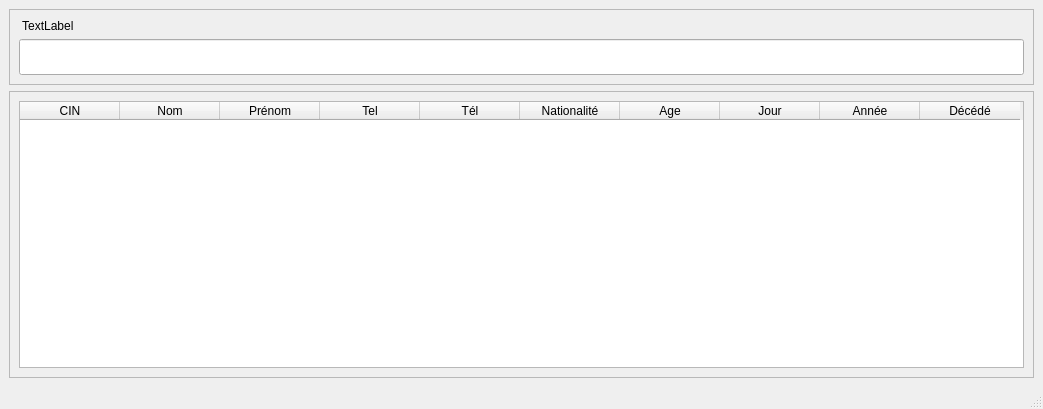
Mindblownserver/mini-project, file Personne/Afficher/affichage.ui: the form before one commit.
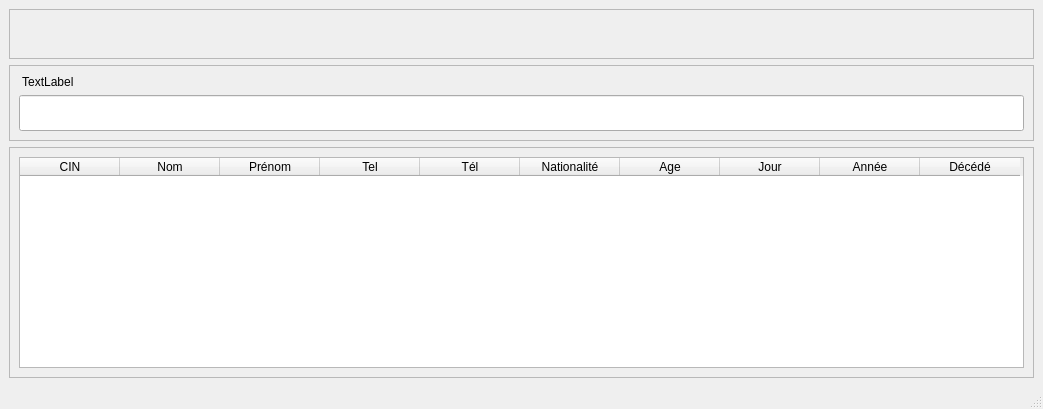
The form after the commit. Icons and pictures are not drawn.

Commit message: added icons to project

Patch:
```diff
--- a/Personne/Afficher/affichage.ui
+++ b/Personne/Afficher/affichage.ui
@@ -21,6 +21,54 @@
   </property>
   <widget class="QWidget" name="centralwidget">
    <layout class="QVBoxLayout" name="verticalLayout">
+    <item>
+     <widget class="QFrame" name="frame_2">
+      <property name="minimumSize">
+       <size>
+        <width>0</width>
+        <height>50</height>
+       </size>
+      </property>
+      <property name="frameShape">
+       <enum>QFrame::StyledPanel</enum>
+      </property>
+      <property name="frameShadow">
+       <enum>QFrame::Raised</enum>
+      </property>
+      <widget class="QPushButton" name="pushButton">
+       <property name="geometry">
+        <rect>
+         <x>10</x>
+         <y>12</y>
+         <width>51</width>
+         <height>31</height>
+        </rect>
+       </property>
+       <property name="styleSheet">
+        <string notr="true"/>
+       </property>
+       <property name="text">
+        <string/>
+       </property>
+       <property name="icon">
+        <iconset resource="../../assets/icons/AfficherTout.qrc">
+         <normaloff>../../assets/icons/returnOff.svg</normaloff>
+         <normalon>../../assets/icons/returnOn.svg</normalon>
+         <selectedoff>../../assets/icons/returnOff.svg</selectedoff>
+         <selectedon>../../assets/icons/returnOn.svg</selectedon>../../assets/icons/returnOff.svg</iconset>
+       </property>
+       <property name="iconSize">
+        <size>
+         <width>64</width>
+         <height>64</height>
+        </size>
+       </property>
+       <property name="flat">
+        <bool>true</bool>
+       </property>
+      </widget>
+     </widget>
+    </item>
     <item alignment="Qt::AlignTop">
      <widget class="QFrame" name="critere">
       <property name="minimumSize">
```
Left out of the diff: 6 changed lines with no effect on the pictures. The commit also changes 8 other files.
